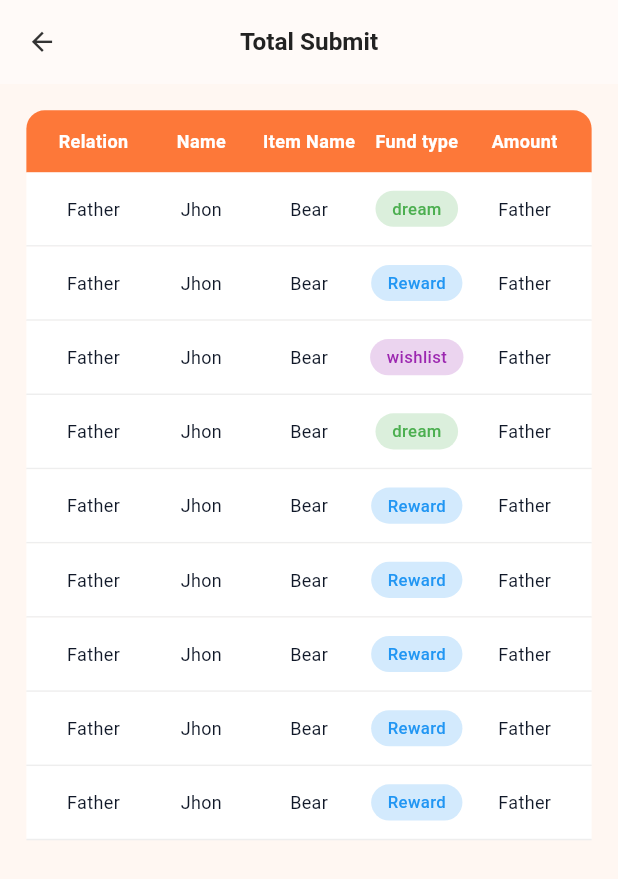
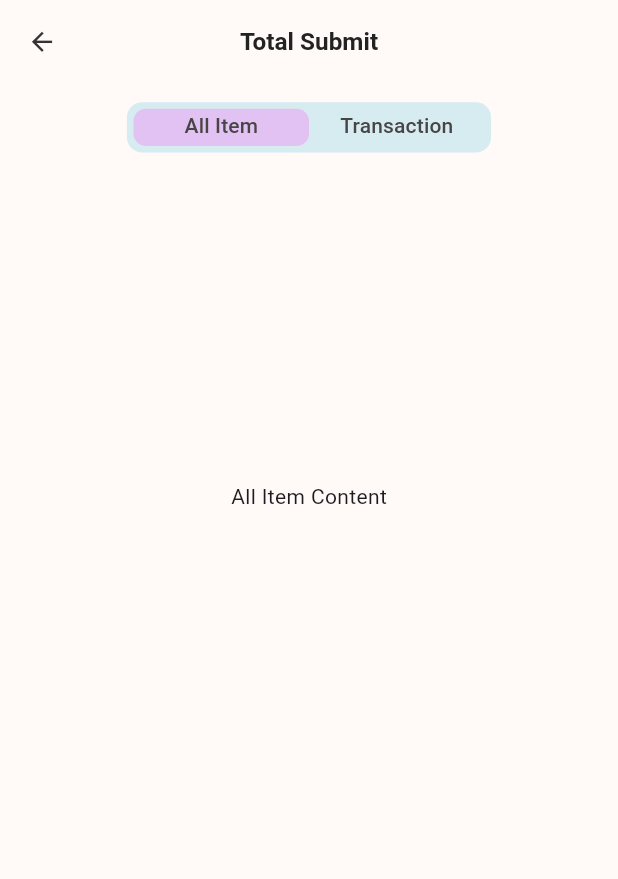
Before and after one commit to mdbayzid131/gifting_app, a Flutter app: the TotalSubmitPage screen opened by its route, on a phone screen of 412 x 824 dp. Shown: the top 879 px of the screen. Run offline on Flutter 3.47's test engine with Material 3 defaults, Android fonts, the light colour scheme and no system bars; our stand-ins replace flutter_screenutil, flutter_svg, get, image_picker, just_audio, pinput; missing offline and left inert: record.

Commit message:
ui update

```diff
--- a/lib/presentation/screens/home/total_submit.dart
+++ b/lib/presentation/screens/home/total_submit.dart
@@ -3,52 +3,79 @@ import 'package:flutter_screenutil/flutter_screenutil.dart';
 
 import '../../widgets/custom_appbar.dart';
 
-class TotalSubmitPage extends StatelessWidget {
-  TotalSubmitPage({super.key});
+class TotalSubmitPage extends StatefulWidget {
+  const TotalSubmitPage({super.key});
 
-  final List<Map<String, Object>> itemList = [
-    {'relation': 'Father', 'name': 'Jhon', 'item': 'Bear', 'type': 'dream'},
-    {'relation': 'Father', 'name': 'Jhon', 'item': 'Bear', 'type': 'Reward'},
-    {'relation': 'Father', 'name': 'Jhon', 'item': 'Bear', 'type': 'wishlist'},
-    {'relation': 'Father', 'name': 'Jhon', 'item': 'Bear', 'type': 'dream'},
-    {'relation': 'Father', 'name': 'Jhon', 'item': 'Bear', 'type': 'Reward'},
-    {'relation': 'Father', 'name': 'Jhon', 'item': 'Bear', 'type': 'Reward'},
-    {'relation': 'Father', 'name': 'Jhon', 'item': 'Bear', 'type': 'Reward'},
-    {'relation': 'Father', 'name': 'Jhon', 'item': 'Bear', 'type': 'Reward'},
-    {'relation': 'Father', 'name': 'Jhon', 'item': 'Bear', 'type': 'Reward'},
-  ];
+  @override
+  State<TotalSubmitPage> createState() => _TotalSubmitPageState();
+}
+
+class _TotalSubmitPageState extends State<TotalSubmitPage>
+    with TickerProviderStateMixin {
+  late TabController mainTabController;
+  late TabController subTabController;
+
+  @override
+  void initState() {
+    super.initState();
+    mainTabController = TabController(length: 2, vsync: this);
+    subTabController = TabController(length: 3, vsync: this);
+  }
+
+  @override
+  void dispose() {
+    mainTabController.dispose();
+    subTabController.dispose();
+    super.dispose();
+  }
 
   @override
   Widget build(BuildContext context) {
     return Scaffold(
-      backgroundColor: const Color(0xffFFF7F2),
-      appBar: CustomWidgets.customAppBar(title: "Total Submit"),
+      appBar: CustomWidgets.customAppBar(title: 'Total Submit'),
       body: SingleChildScrollView(
-        padding: EdgeInsets.all(16.w),
+        padding: EdgeInsets.symmetric(horizontal: 20.w),
         child: Column(
           children: [
-            _tableHeader(),
-            ListView.builder(
-              itemCount: itemList.length,
-              shrinkWrap: true,
-              physics: const NeverScrollableScrollPhysics(),
-              itemBuilder: (context, index) {
-                final Map<String, Object> item = itemList[index];
-                final typeStr = item["type"].toString().toLowerCase();
+            SizedBox(height: 12.h),
 
-                return _tableRow(
-                  relation: "${item["relation"]}",
-                  name: "${item["name"]}",
-                  item: "${item["item"]}",
-                  type: "${item["type"]}",
-                  amount: "${item["relation"]}", // as before, behavior unchanged
-                  typeColor: typeStr == "reward"
-                      ? Colors.blue
-                      : typeStr == "wishlist"
-                      ? Colors.purple
-                      : Colors.green,
-                );
-              },
+            /// MAIN TAB
+            Container(
+              height: 33.h,
+              width: 221.w,
+              padding: EdgeInsets.all(4.w),
+              decoration: BoxDecoration(
+                color: const Color(0xffD6ECF0),
+                borderRadius: BorderRadius.circular(10.r),
+              ),
+              child: TabBar(
+                controller: mainTabController,
+                indicatorSize: TabBarIndicatorSize.tab,
+                indicator: BoxDecoration(
+                  color: const Color(0xffE2C1F3),
+                  borderRadius: BorderRadius.circular(8.r),
+                ),
+                labelColor: const Color(0xff474545),
+                unselectedLabelColor: const Color(0xff474545),
+                dividerColor: Colors.transparent,
+                tabs: const [
+                  Tab(text: 'All Item'),
+                  Tab(text: 'Transaction'),
+                ],
+              ),
+            ),
+
+            SizedBox(height: 16.h),
+
+            SizedBox(
+              height: 420.h,
+              child: TabBarView(
+                controller: mainTabController,
+                children: [
+                  _allItemContent(),
+                  _transactionContent(),
+                ],
+              ),
             ),
           ],
         ),
@@ -56,119 +83,55 @@ class TotalSubmitPage extends StatelessWidget {
     );
   }
 
-  /// 🔶 Table Header
-  Widget _tableHeader() {
-    return Container(
-      padding: EdgeInsets.symmetric(vertical: 12.h, horizontal: 8.w),
-      decoration: BoxDecoration(
-        color: const Color(0xffFD7839),
-        borderRadius: BorderRadius.only(
-          topLeft: Radius.circular(12.r),
-          topRight: Radius.circular(12.r),
-        ),
-      ),
-      child: Row(
-        children: const [
-          _HeaderText("Relation"),
-          _HeaderText("Name"),
-          _HeaderText("Item Name"),
-          _HeaderText("Fund type"),
-          _HeaderText("Amount"),
-        ],
-      ),
+  Widget _allItemContent() {
+    return const Center(
+      child: Text('All Item Content'),
     );
   }
 
-  /// 🔹 Table Row
-  Widget _tableRow({
-    required String relation,
-    required String name,
-    required String item,
-    required String type,
-    required String amount,
-    required Color typeColor,
-  }) {
-    return Container(
-      padding: EdgeInsets.symmetric(vertical: 12.h, horizontal: 8.w),
-      decoration: BoxDecoration(
-        color: Colors.white,
-        border: Border(bottom: BorderSide(color: Colors.grey.shade200)),
-      ),
-      child: Row(
-        children: [
-          _CellText(relation),
-          _CellText(name),
-          _CellText(item),
-          _fundType(type, typeColor),
-          _CellText(amount),
-        ],
-      ),
-    );
-  }
-
-  /// 🟡 Fund Type Chip
-  Widget _fundType(String text, Color color) {
-    return Expanded(
-      child: Center(
-        child: Container(
-          padding: EdgeInsets.symmetric(horizontal: 10.w, vertical: 4.h),
+  Widget _transactionContent() {
+    return Column(
+      children: [
+        /// SUB TAB PILL
+        Container(
+          height: 44.h,
+          width: double.infinity,
+          padding: EdgeInsets.all(4.w),
           decoration: BoxDecoration(
-            color: color.withOpacity(0.2),
-            borderRadius: BorderRadius.circular(20.r),
+            color: const Color(0xffE6E6E6),
+            borderRadius: BorderRadius.circular(24.r),
           ),
-          child: Text(
-            text,
-            overflow: TextOverflow.ellipsis,
-            style: TextStyle(
-              color: color,
-              fontSize: 11.sp,
-              fontWeight: FontWeight.w500,
+          child: TabBar(
+            controller: subTabController,
+            indicatorSize: TabBarIndicatorSize.tab,
+            indicator: BoxDecoration(
+              color: const Color(0xff5C6CFF),
+              borderRadius: BorderRadius.circular(20.r),
             ),
+            labelColor: Colors.white,
+            unselectedLabelColor: const Color(0xff333333),
+            dividerColor: Colors.transparent,
+            tabs: const [
+              Tab(text: 'Reward Fund'),
+              Tab(text: 'Support Fund'),
+              Tab(text: 'Wishlist Fund'),
+            ],
           ),
         ),
-      ),
+
+        SizedBox(height: 14.h),
+
+        Expanded(
+          child: TabBarView(
+            controller: subTabController,
+            children: const [
+              Center(child: Text('Reward Fund List')),
+              Center(child: Text('Support Fund List')),
+              Center(child: Text('Wishlist Fund List')),
+            ],
+          ),
+        ),
+      ],
     );
   }
 }
-
-/// 🔸 Header Text Widget
-class _HeaderText extends StatelessWidget {
-  final String text;
-  const _HeaderText(this.text);
-
-  @override
-  Widget build(BuildContext context) {
-    return Expanded(
-      child: Center(
-        child: Text(
-          text,
-          overflow: TextOverflow.ellipsis,
-          style: const TextStyle(
-            color: Colors.white,
-            fontSize: 12,
-            fontWeight: FontWeight.w600,
-          ),
-        ),
-      ),
-    );
-  }
-}
-
-/// 🔹 Cell Text Widget
-class _CellText extends StatelessWidget {
-  final String text;
-  const _CellText(this.text);
-
-  @override
-  Widget build(BuildContext context) {
-    return Expanded(
-      child: Center(
-        child: Text(
-          text,
-          overflow: TextOverflow.ellipsis,
-          style: const TextStyle(fontSize: 12, color: Color(0xff101828)),
-        ),
-      ),
-    );
-  }
-}
```
